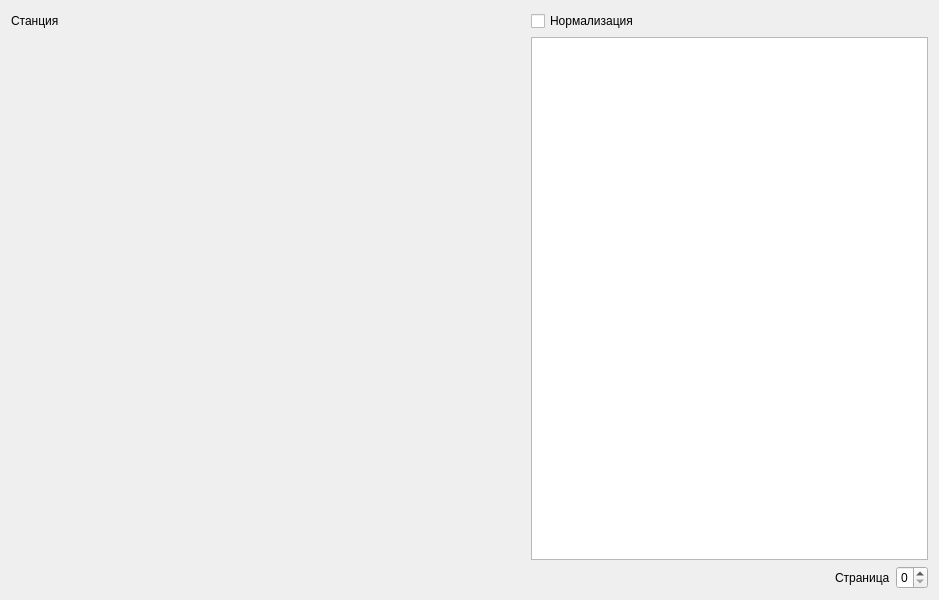
The window that forms/dlgtsinfo.ui (eugene-pa/armdncqt) describes before a commit, drawn with Qt 5.
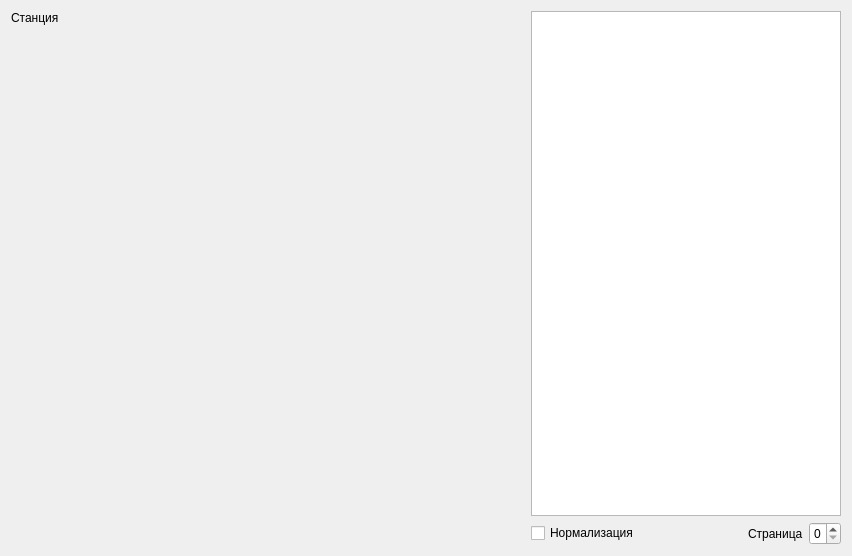
The same window after the commit. Custom widgets are drawn as their Qt base class.

Diff of the .ui file:
```diff
--- a/forms/dlgtsinfo.ui
+++ b/forms/dlgtsinfo.ui
@@ -6,16 +6,10 @@
    <rect>
     <x>0</x>
     <y>0</y>
-    <width>939</width>
-    <height>600</height>
+    <width>852</width>
+    <height>554</height>
    </rect>
   </property>
-  <property name="minimumSize">
-   <size>
-    <width>800</width>
-    <height>600</height>
-   </size>
-  </property>
   <property name="maximumSize">
    <size>
     <width>16777215</width>
@@ -30,9 +24,11 @@
   </property>
   <layout class="QGridLayout" name="gridLayout">
    <item row="0" column="0">
+    <layout class="QVBoxLayout" name="verticalLayout_2">
+     <item>
     <widget class="QLabel" name="labelSt">
      <property name="sizePolicy">
-      <sizepolicy hsizetype="Preferred" vsizetype="Preferred">
+        <sizepolicy hsizetype="Preferred" vsizetype="Fixed">
        <horstretch>0</horstretch>
        <verstretch>0</verstretch>
       </sizepolicy>
@@ -54,14 +50,7 @@
      </property>
     </widget>
    </item>
-   <item row="0" column="1">
-    <widget class="QCheckBox" name="checkBox">
-     <property name="text">
-      <string>Нормализация</string>
-     </property>
-    </widget>
-   </item>
-   <item row="1" column="0" rowspan="2">
+     <item>
     <widget class="TsStatusWidget" name="widgetTs" native="true">
      <property name="minimumSize">
       <size>
@@ -80,7 +69,11 @@
      </property>
     </widget>
    </item>
-   <item row="1" column="1">
+    </layout>
+   </item>
+   <item row="0" column="1">
+    <layout class="QVBoxLayout" name="verticalLayout">
+     <item>
     <widget class="QTableWidget" name="tableWidget">
      <property name="sizePolicy">
       <sizepolicy hsizetype="Expanding" vsizetype="Expanding">
@@ -96,17 +89,15 @@
      </property>
     </widget>
    </item>
-   <item row="2" column="1">
-    <layout class="QHBoxLayout" name="horizontalLayout" stretch="0,0,0">
-     <property name="sizeConstraint">
-      <enum>QLayout::SetDefaultConstraint</enum>
-     </property>
-     <property name="leftMargin">
-      <number>0</number>
-     </property>
-     <property name="topMargin">
-      <number>0</number>
-     </property>
+     <item>
+      <layout class="QHBoxLayout" name="horizontalLayout">
+       <item>
+        <widget class="QCheckBox" name="checkBox">
+         <property name="text">
+          <string>Нормализация</string>
+         </property>
+        </widget>
+       </item>
      <item>
       <spacer name="horizontalSpacer">
        <property name="orientation">
@@ -139,6 +130,8 @@
         </size>
        </property>
       </widget>
+       </item>
+      </layout>
      </item>
     </layout>
    </item>
```
Lines whose indentation alone changed are shown as unchanged.
